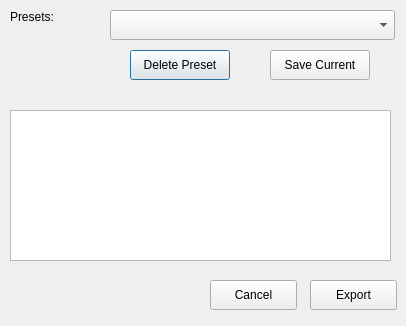
Before: the Qt Designer form src/windows/ui/presets.ui in OpenShot/openshot-qt, drawn with Qt 5.
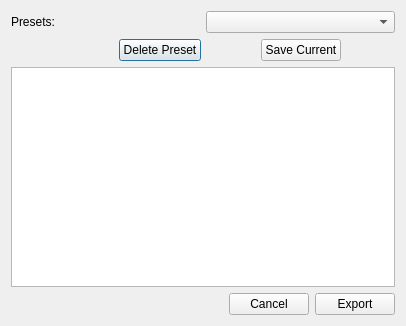
After: the same form once the commit is applied. Icons and pictures are not drawn.

Commit message: Still Modified some others screens (Preset and New Name Preset) which can be streched normally. Modified too when some screens appeared, now that's more logicial.

The edit to the form file:
```diff
--- a/src/windows/ui/presets.ui
+++ b/src/windows/ui/presets.ui
@@ -17,91 +17,117 @@
    <iconset>
     <normaloff>../../../../../../openshot_qt/xdg/openshot.svg</normaloff>../../../../../../openshot_qt/xdg/openshot.svg</iconset>
   </property>
-  <widget class="QListView" name="listView">
-   <property name="geometry">
-    <rect>
-     <x>10</x>
-     <y>110</y>
-     <width>381</width>
-     <height>151</height>
-    </rect>
-   </property>
-  </widget>
-  <widget class="QPushButton" name="btnclearpreset">
-   <property name="geometry">
-    <rect>
-     <x>130</x>
-     <y>50</y>
-     <width>100</width>
-     <height>30</height>
-    </rect>
-   </property>
-   <property name="text">
-    <string>Delete Preset</string>
-   </property>
-  </widget>
-  <widget class="QPushButton" name="btnapply">
-   <property name="geometry">
-    <rect>
-     <x>310</x>
-     <y>280</y>
-     <width>87</width>
-     <height>30</height>
-    </rect>
-   </property>
-   <property name="text">
-    <string>Export</string>
-   </property>
-  </widget>
-  <widget class="QPushButton" name="btncancel">
-   <property name="geometry">
-    <rect>
-     <x>210</x>
-     <y>280</y>
-     <width>87</width>
-     <height>30</height>
-    </rect>
-   </property>
-   <property name="text">
-    <string>Cancel</string>
-   </property>
-  </widget>
-  <widget class="QLabel" name="label">
-   <property name="geometry">
-    <rect>
-     <x>10</x>
-     <y>10</y>
-     <width>80</width>
-     <height>15</height>
-    </rect>
-   </property>
-   <property name="text">
-    <string>&lt;html&gt;&lt;head/&gt;&lt;body&gt;&lt;p&gt;Presets:&lt;/p&gt;&lt;/body&gt;&lt;/html&gt;</string>
-   </property>
-  </widget>
-  <widget class="QComboBox" name="cmbpresets">
-   <property name="geometry">
-    <rect>
-     <x>110</x>
-     <y>10</y>
-     <width>285</width>
-     <height>30</height>
-    </rect>
-   </property>
-  </widget>
-  <widget class="QPushButton" name="btnsavecurrent">
-   <property name="geometry">
-    <rect>
-     <x>270</x>
-     <y>50</y>
-     <width>100</width>
-     <height>30</height>
-    </rect>
-   </property>
-   <property name="text">
-    <string>Save Current</string>
-   </property>
-  </widget>
+  <layout class="QVBoxLayout" name="verticalLayout_2">
+   <item>
+    <layout class="QVBoxLayout" name="verticalLayout">
+     <item>
+      <layout class="QHBoxLayout" name="horizontalLayout">
+       <item>
+        <widget class="QLabel" name="label">
+         <property name="text">
+          <string>&lt;html&gt;&lt;head/&gt;&lt;body&gt;&lt;p&gt;Presets:&lt;/p&gt;&lt;/body&gt;&lt;/html&gt;</string>
+         </property>
+        </widget>
+       </item>
+       <item>
+        <widget class="QComboBox" name="cmbpresets"/>
+       </item>
+      </layout>
+     </item>
+     <item>
+      <layout class="QHBoxLayout" name="horizontalLayout_2">
+       <item>
+        <spacer name="horizontalSpacer_2">
+         <property name="orientation">
+          <enum>Qt::Horizontal</enum>
+         </property>
+         <property name="sizeHint" stdset="0">
+          <size>
+           <width>108</width>
+           <height>20</height>
+          </size>
+         </property>
+        </spacer>
+       </item>
+       <item>
+        <widget class="QPushButton" name="btnclearpreset">
+         <property name="text">
+          <string>Delete Preset</string>
+         </property>
+        </widget>
+       </item>
+       <item>
+        <spacer name="horizontalSpacer_3">
+         <property name="orientation">
+          <enum>Qt::Horizontal</enum>
+         </property>
+         <property name="sizeHint" stdset="0">
+          <size>
+           <width>40</width>
+           <height>20</height>
+          </size>
+         </property>
+        </spacer>
+       </item>
+       <item>
+        <widget class="QPushButton" name="btnsavecurrent">
+         <property name="text">
+          <string>Save Current</string>
+         </property>
+        </widget>
+       </item>
+       <item>
+        <spacer name="horizontalSpacer_4">
+         <property name="orientation">
+          <enum>Qt::Horizontal</enum>
+         </property>
+         <property name="sizeHint" stdset="0">
+          <size>
+           <width>18</width>
+           <height>20</height>
+          </size>
+         </property>
+        </spacer>
+       </item>
+      </layout>
+     </item>
+     <item>
+      <widget class="QListView" name="listView"/>
+     </item>
+     <item>
+      <layout class="QHBoxLayout" name="horizontalLayout_3">
+       <item>
+        <spacer name="horizontalSpacer">
+         <property name="orientation">
+          <enum>Qt::Horizontal</enum>
+         </property>
+         <property name="sizeHint" stdset="0">
+          <size>
+           <width>188</width>
+           <height>20</height>
+          </size>
+         </property>
+        </spacer>
+       </item>
+       <item>
+        <widget class="QPushButton" name="btncancel">
+         <property name="text">
+          <string>Cancel</string>
+         </property>
+        </widget>
+       </item>
+       <item>
+        <widget class="QPushButton" name="btnapply">
+         <property name="text">
+          <string>Export</string>
+         </property>
+        </widget>
+       </item>
+      </layout>
+     </item>
+    </layout>
+   </item>
+  </layout>
  </widget>
  <resources/>
  <connections>
```
The commit also changes 5 other files.
